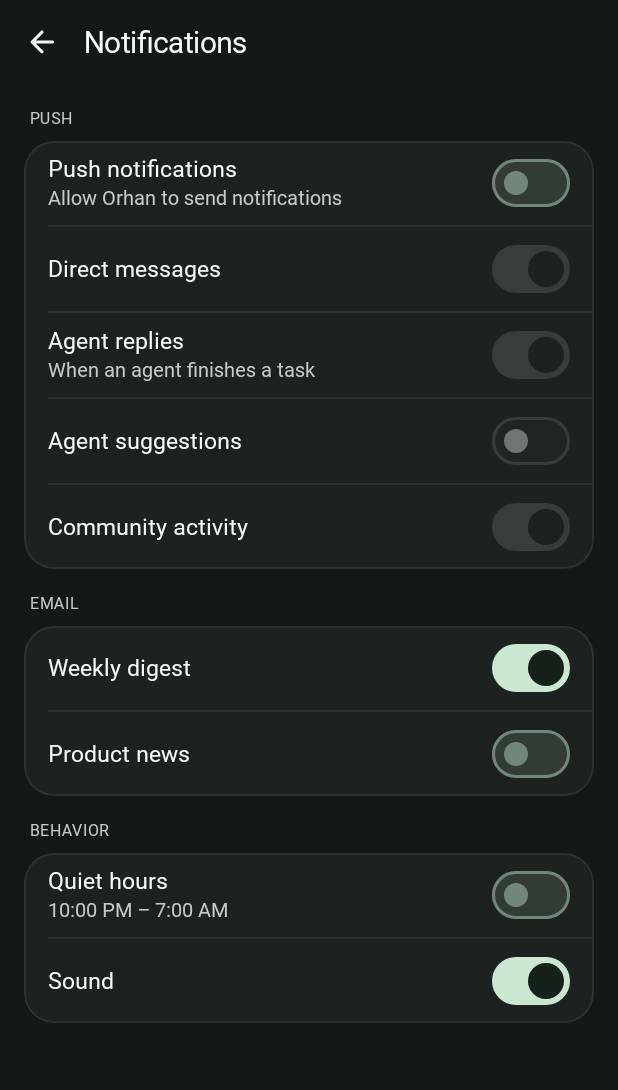
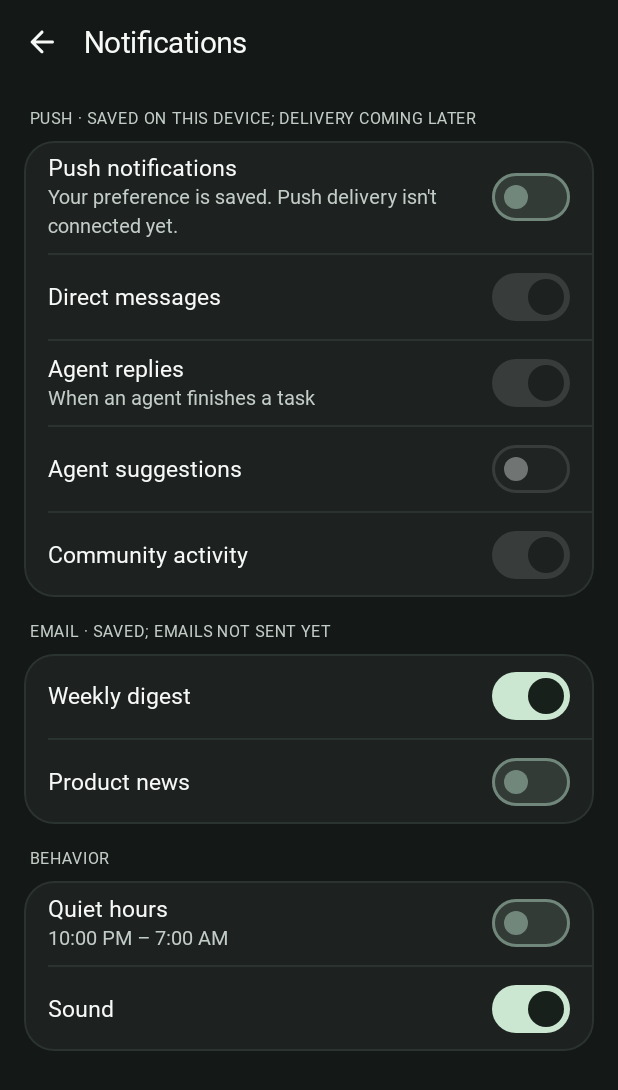
Before and after one commit to KRFbrothers/orhan-android, an Android app built with Jetpack Compose: the NotificationsScreen screen opened through its navigation route, after a tap on "Push notifications", on a phone screen of 412 x 824 dp. Shown: the top 1090 px of the screen. Run offline under Robolectric (Android 15) with nearby library versions, the light colour scheme and no system bars; Roboto replaces fonts that are not available here.

Commit message:
Persist Notifications and Language settings; apply language to agent replies

```diff
--- a/app/src/main/java/ai/orhan/app/OrhanNavHost.kt
+++ b/app/src/main/java/ai/orhan/app/OrhanNavHost.kt
@@ -1,5 +1,8 @@
 package ai.orhan.app
 
+import ai.orhan.feature.settings.detail.LanguagePrefs
+import ai.orhan.feature.settings.detail.languageName
+import ai.orhan.feature.settings.detail.settingsDetailPreferences
 import ai.orhan.data.history.chatThreads
 import android.app.Application
 import android.net.Uri
@@ -257,6 +260,9 @@ fun OrhanNavHost(isDark: Boolean) {
             val agent = savedAgents.firstOrNull { it.name.equals(title, ignoreCase = true) }
             chatViewModel.setAgent(agent?.name ?: title, agent?.instructions.orEmpty(), agent?.tools.orEmpty())
             chatViewModel.setPersonalMemory(personalMemory)
+            val languageRepo = remember(context) { context.settingsDetailPreferences() }
+            val languagePrefs by languageRepo.language.collectAsStateWithLifecycle(initialValue = LanguagePrefs())
+            chatViewModel.setReplyLanguage(if (languagePrefs.agentsUseAppLanguage) languageName(languagePrefs.code) else null)
             val chatPrefsRepo = remember(context) { context.chatPreferences() }
             val chatPrefs by chatPrefsRepo.prefs.collectAsStateWithLifecycle(initialValue = ChatPrefs())
             ChatScreen(
--- a/app/src/main/java/ai/orhan/feature/settings/detail/NotificationsScreen.kt
+++ b/app/src/main/java/ai/orhan/feature/settings/detail/NotificationsScreen.kt
@@ -2,41 +2,42 @@ package ai.orhan.feature.settings.detail
 
 import androidx.compose.runtime.Composable
 import androidx.compose.runtime.getValue
-import androidx.compose.runtime.mutableStateOf
-import androidx.compose.runtime.saveable.rememberSaveable
-import androidx.compose.runtime.setValue
+import androidx.compose.runtime.remember
+import androidx.compose.runtime.rememberCoroutineScope
+import androidx.compose.ui.platform.LocalContext
+import androidx.lifecycle.compose.collectAsStateWithLifecycle
+import kotlinx.coroutines.launch
 
-/** Settings → Notifications. Local state only; no real push registration. */
+/**
+ * Settings → Notifications. Choices persist on-device (DataStore). Push and email
+ * delivery are not connected yet (no FCM / mail backend), so the rows say so.
+ */
 @Composable
 fun NotificationsScreen(onBack: () -> Unit) {
-    var push by rememberSaveable { mutableStateOf(true) }
-    var dms by rememberSaveable { mutableStateOf(true) }
-    var agentReplies by rememberSaveable { mutableStateOf(true) }
-    var suggestions by rememberSaveable { mutableStateOf(false) }
-    var community by rememberSaveable { mutableStateOf(true) }
-    var digest by rememberSaveable { mutableStateOf(true) }
-    var news by rememberSaveable { mutableStateOf(false) }
-    var quiet by rememberSaveable { mutableStateOf(false) }
-    var sound by rememberSaveable { mutableStateOf(true) }
+    val context = LocalContext.current
+    val repo = remember(context) { context.settingsDetailPreferences() }
+    val n by repo.notifications.collectAsStateWithLifecycle(initialValue = NotificationPrefs())
+    val scope = rememberCoroutineScope()
+    fun save(update: NotificationPrefs) { scope.launch { repo.setNotifications(update) } }
 
     SettingsDetailScaffold(title = "Notifications", onBack = onBack) {
-        SectionLabel("Push")
+        SectionLabel("Push · saved on this device; delivery coming later")
         GroupCard(listOf(
-            { SwitchRow("Push notifications", "Allow Orhan to send notifications", push, { push = it }) },
-            { SwitchRow("Direct messages", checked = dms, onCheckedChange = { dms = it }, enabled = push) },
-            { SwitchRow("Agent replies", "When an agent finishes a task", agentReplies, { agentReplies = it }, push) },
-            { SwitchRow("Agent suggestions", checked = suggestions, onCheckedChange = { suggestions = it }, enabled = push) },
-            { SwitchRow("Community activity", checked = community, onCheckedChange = { community = it }, enabled = push) },
+            { SwitchRow("Push notifications", "Your preference is saved. Push delivery isn't connected yet.", n.push, { save(n.copy(push = it)) }) },
+            { SwitchRow("Direct messages", checked = n.dms, onCheckedChange = { save(n.copy(dms = it)) }, enabled = n.push) },
+            { SwitchRow("Agent replies", "When an agent finishes a task", n.agentReplies, { save(n.copy(agentReplies = it)) }, n.push) },
+            { SwitchRow("Agent suggestions", checked = n.suggestions, onCheckedChange = { save(n.copy(suggestions = it)) }, enabled = n.push) },
+            { SwitchRow("Community activity", checked = n.community, onCheckedChange = { save(n.copy(community = it)) }, enabled = n.push) },
         ))
-        SectionLabel("Email")
+        SectionLabel("Email · saved; emails not sent yet")
         GroupCard(listOf(
-            { SwitchRow("Weekly digest", checked = digest, onCheckedChange = { digest = it }) },
-            { SwitchRow("Product news", checked = news, onCheckedChange = { news = it }) },
+            { SwitchRow("Weekly digest", checked = n.digest, onCheckedChange = { save(n.copy(digest = it)) }) },
+            { SwitchRow("Product news", checked = n.news, onCheckedChange = { save(n.copy(news = it)) }) },
         ))
         SectionLabel("Behavior")
         GroupCard(listOf(
-            { SwitchRow("Quiet hours", "10:00 PM – 7:00 AM", quiet, { quiet = it }) },
-            { SwitchRow("Sound", checked = sound, onCheckedChange = { sound = it }) },
+            { SwitchRow("Quiet hours", "10:00 PM – 7:00 AM", n.quiet, { save(n.copy(quiet = it)) }) },
+            { SwitchRow("Sound", checked = n.sound, onCheckedChange = { save(n.copy(sound = it)) }) },
         ))
     }
 }
--- /dev/null
+++ b/app/src/main/java/ai/orhan/feature/settings/detail/SettingsDetailPreferences.kt
@@ -0,0 +1,113 @@
+package ai.orhan.feature.settings.detail
+
+import android.content.Context
+import androidx.datastore.core.DataStore
+import androidx.datastore.preferences.core.Preferences
+import androidx.datastore.preferences.core.booleanPreferencesKey
+import androidx.datastore.preferences.core.edit
+import androidx.datastore.preferences.core.emptyPreferences
+import androidx.datastore.preferences.core.stringPreferencesKey
+import androidx.datastore.preferences.preferencesDataStore
+import kotlinx.coroutines.flow.Flow
+import kotlinx.coroutines.flow.catch
+import kotlinx.coroutines.flow.map
+import java.io.IOException
+
+/* ============================================================================
+ *  Orhan AI — Notifications + Language persistence (mirrors ThemePreferences)
+ *
+ *  Local, on-device preferences only. Nothing here registers for push (there
+ *  is no FCM yet) or subscribes to email; the toggles record the user's choice
+ *  so a future delivery layer can honour it.
+ * ==========================================================================*/
+
+private val Context.settingsDetailDataStore: DataStore<Preferences> by preferencesDataStore(name = "orhan_settings_detail")
+
+data class NotificationPrefs(
+    val push: Boolean = true,
+    val dms: Boolean = true,
+    val agentReplies: Boolean = true,
+    val suggestions: Boolean = false,
+    val community: Boolean = true,
+    val digest: Boolean = true,
+    val news: Boolean = false,
+    val quiet: Boolean = false,
+    val sound: Boolean = true,
+)
+
+data class LanguagePrefs(
+    val code: String = DEFAULT_LANGUAGE,
+    val agentsUseAppLanguage: Boolean = true,
+)
+
+const val DEFAULT_LANGUAGE = "en-US"
+
+/** Code → English display name; used both by the screen and the chat reply hint. */
+val SupportedLanguages: List<Pair<String, Pair<String, String>>> = listOf(
+    "en-US" to ("English (US)" to "English"),
+    "en-GB" to ("English (UK)" to "English"),
+    "hi" to ("Hindi" to "हिन्दी"),
+    "es" to ("Spanish" to "Español"),
+    "ja" to ("Japanese" to "日本語"),
+    "ar" to ("Arabic" to "العربية"),
+)
+
+fun languageName(code: String): String =
+    SupportedLanguages.firstOrNull { it.first == code }?.second?.first ?: "English (US)"
+
+class SettingsDetailPreferences(private val dataStore: DataStore<Preferences>) {
+
+    private object K {
+        val push = booleanPreferencesKey("notif_push")
+        val dms = booleanPreferencesKey("notif_dms")
+        val agentReplies = booleanPreferencesKey("notif_agent_replies")
+        val suggestions = booleanPreferencesKey("notif_suggestions")
+        val community = booleanPreferencesKey("notif_community")
+        val digest = booleanPreferencesKey("notif_digest")
+        val news = booleanPreferencesKey("notif_news")
+        val quiet = booleanPreferencesKey("notif_quiet")
+        val sound = booleanPreferencesKey("notif_sound")
+        val language = stringPreferencesKey("language_code")
+        val agentsUseAppLanguage = booleanPreferencesKey("language_agents_use_app")
+    }
+
+    private val data: Flow<Preferences> = dataStore.data
+        .catch { e -> if (e is IOException) emit(emptyPreferences()) else throw e }
+
+    val notifications: Flow<NotificationPrefs> = data.map { p ->
+        val d = NotificationPrefs()
+        NotificationPrefs(
+            push = p[K.push] ?: d.push,
+            dms = p[K.dms] ?: d.dms,
+            agentReplies = p[K.agentReplies] ?: d.agentReplies,
+            suggestions = p[K.suggestions] ?: d.suggestions,
+            community = p[K.community] ?: d.community,
+            digest = p[K.digest] ?: d.digest,
+            news = p[K.news] ?: d.news,
+            quiet = p[K.quiet] ?: d.quiet,
+            sound = p[K.sound] ?: d.sound,
+        )
+    }
+
+    val language: Flow<LanguagePrefs> = data.map { p ->
+        LanguagePrefs(
+            code = p[K.language]?.takeIf { c -> SupportedLanguages.any { it.first == c } } ?: DEFAULT_LANGUAGE,
+            agentsUseAppLanguage = p[K.agentsUseAppLanguage] ?: true,
+        )
+    }
+
+    suspend fun setNotifications(n: NotificationPrefs) {
+        dataStore.edit { p ->
+            p[K.push] = n.push; p[K.dms] = n.dms; p[K.agentReplies] = n.agentReplies
+            p[K.suggestions] = n.suggestions; p[K.community] = n.community
+            p[K.digest] = n.digest; p[K.news] = n.news; p[K.quiet] = n.quiet; p[K.sound] = n.sound
+        }
+    }
+
+    suspend fun setLanguage(code: String) { dataStore.edit { it[K.language] = code } }
+
+    suspend fun setAgentsUseAppLanguage(on: Boolean) { dataStore.edit { it[K.agentsUseAppLanguage] = on } }
+}
+
+fun Context.settingsDetailPreferences(): SettingsDetailPreferences =
+    SettingsDetailPreferences(applicationContext.settingsDetailDataStore)
```
Also changed, not shown: app/src/main/java/ai/orhan/feature/chat/ChatViewModel.kt (+10 -1 lines), app/src/main/java/ai/orhan/feature/settings/detail/LanguageScreen.kt (+17 -18 lines).
